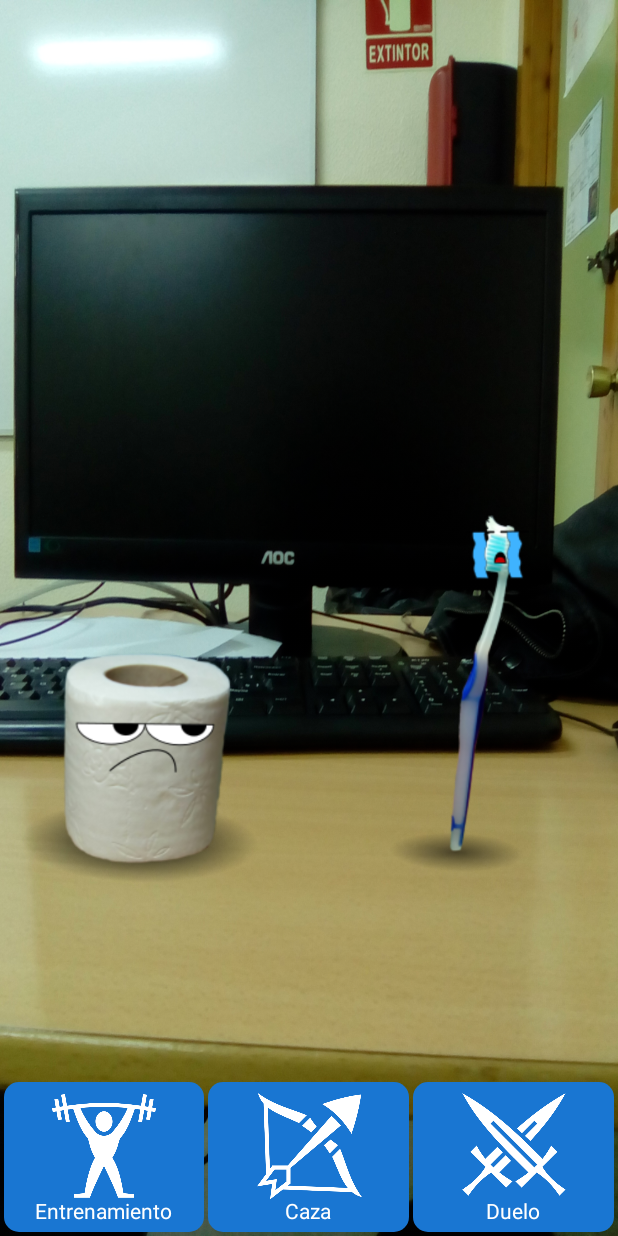
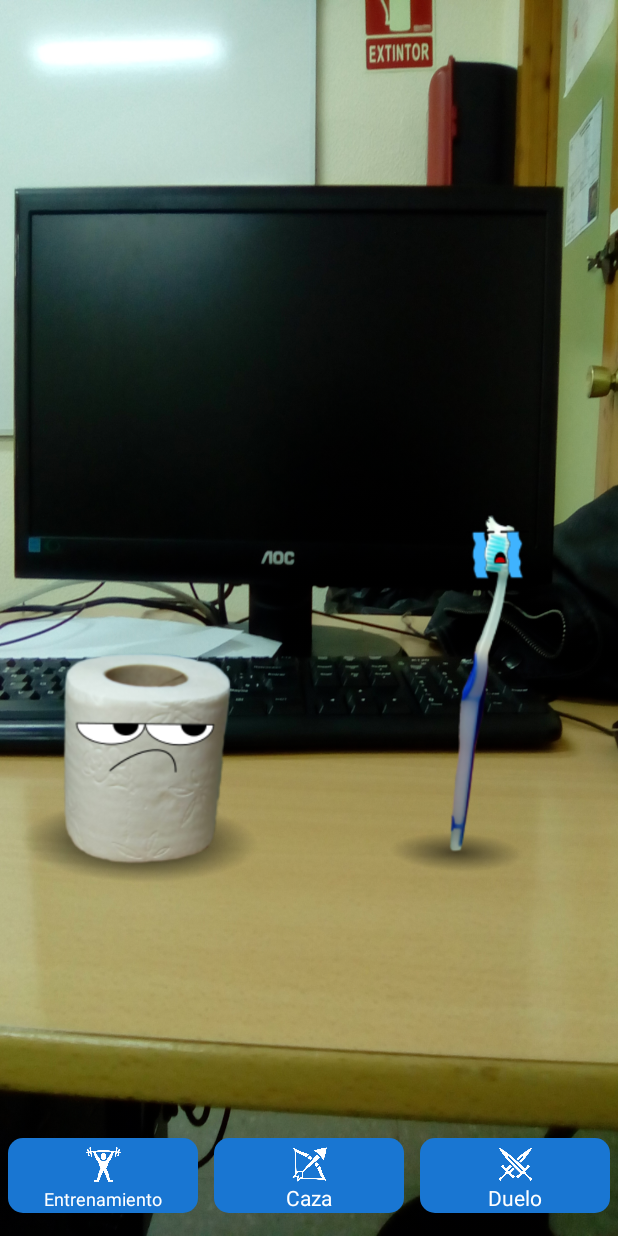
Before and after one commit to ezhor/Grumpy-World, an Android app: the screen it shows after launch (MainActivity), on a phone screen of 412 x 824 dp. Run offline under Robolectric (Android 15) with nearby library versions, the phone set to English and light mode, and no system bars.

Commit message:
Botones reducidos

```diff
--- a/GrumpyWorld/app/src/main/res/layout/activity_main.xml
+++ b/GrumpyWorld/app/src/main/res/layout/activity_main.xml
@@ -29,22 +29,22 @@
         android:layout_width="match_parent"
         android:layout_height="wrap_content"
         android:layout_alignParentBottom="true"
-        android:layout_margin="1dp" >
+        android:layout_marginBottom="10dp" >
         <LinearLayout
             android:layout_width="0dp"
             android:layout_weight="1"
             android:layout_height="wrap_content"
             android:orientation="vertical"
+            android:padding="5dp"
             >
 
             <ImageButton
                 android:layout_width="match_parent"
-                android:layout_height="100dp"
+                android:layout_height="50dp"
                 android:gravity="bottom|center"
                 android:textSize="12dp"
                 android:background="@drawable/color_boton_menu"
                 android:textColor="#FFF"
-                android:layout_margin="1dp"
                 android:src="@drawable/icono_entrenamiento"
                 android:scaleType="centerInside"
                 android:paddingBottom="20dp"
@@ -55,7 +55,8 @@
                 android:layout_width="wrap_content"
                 android:layout_height="wrap_content"
                 android:text="Entrenamiento"
-                android:layout_marginTop="-25dp"
+                android:layout_marginTop="-18dp"
+                android:textSize="12sp"
                 android:layout_gravity="center"
                 android:textColor="#FFF"
                 />
@@ -67,16 +68,16 @@
             android:layout_weight="1"
             android:layout_height="wrap_content"
             android:orientation="vertical"
+            android:padding="5dp"
             >
 
             <ImageButton
                 android:layout_width="match_parent"
-                android:layout_height="100dp"
+                android:layout_height="50dp"
                 android:gravity="bottom|center"
                 android:textSize="12dp"
                 android:background="@drawable/color_boton_menu"
                 android:textColor="#FFF"
-                android:layout_margin="1dp"
                 android:src="@drawable/icono_caza"
                 android:scaleType="centerInside"
                 android:paddingBottom="20dp"
@@ -87,7 +88,7 @@
                 android:layout_width="wrap_content"
                 android:layout_height="wrap_content"
                 android:text="Caza"
-                android:layout_marginTop="-25dp"
+                android:layout_marginTop="-20dp"
                 android:layout_gravity="center"
                 android:textColor="#FFF"
                 />
@@ -99,16 +100,16 @@
             android:layout_weight="1"
             android:layout_height="wrap_content"
             android:orientation="vertical"
+            android:padding="5dp"
             >
 
             <ImageButton
                 android:layout_width="match_parent"
-                android:layout_height="100dp"
+                android:layout_height="50dp"
                 android:gravity="bottom|center"
                 android:textSize="12dp"
                 android:background="@drawable/color_boton_menu"
                 android:textColor="#FFF"
-                android:layout_margin="1dp"
                 android:src="@drawable/icono_duelo"
                 android:scaleType="centerInside"
                 android:paddingBottom="20dp"
@@ -119,7 +120,7 @@
                 android:layout_width="wrap_content"
                 android:layout_height="wrap_content"
                 android:text="Duelo"
-                android:layout_marginTop="-25dp"
+                android:layout_marginTop="-20dp"
                 android:layout_gravity="center"
                 android:textColor="#FFF"
                 />
```
